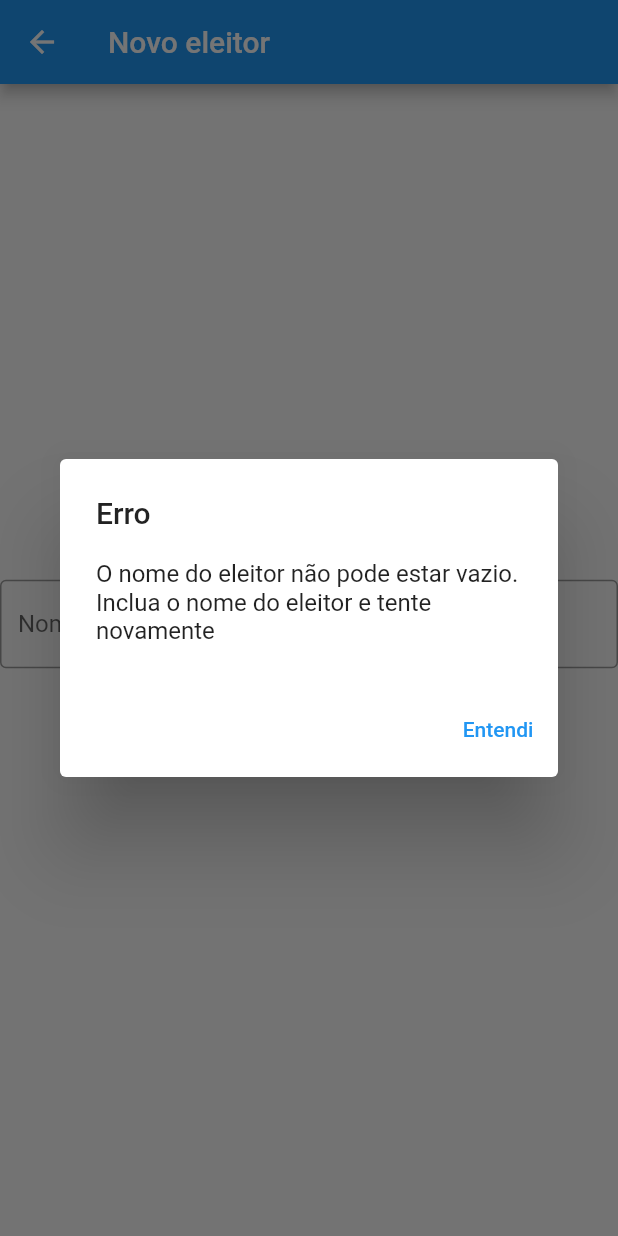
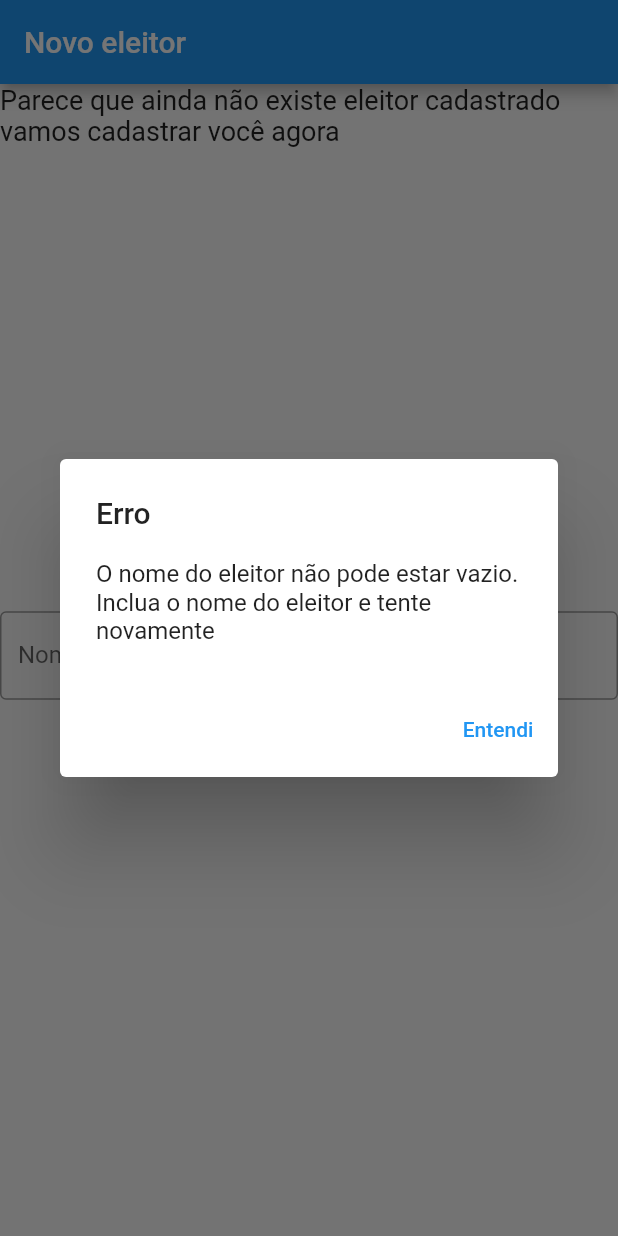
Before and after one commit to rammyres/rdve_wallet, a Flutter app: the NovoUsuario screen opened directly, after a tap on "Adicionar", on a phone screen of 412 x 824 dp. Run offline on Flutter 3.47's test engine with Material 2 defaults, Android fonts, the phone set to English and light mode, and no system bars; our stand-ins replace convert, shared_preferences; missing offline and left inert: bs58, hash, secp256k1; accounts and stored records are empty.

Commit message:
Alterações nas classes novoUsuario e usuario, permitindo a dectecção da preexistência de dados do usuário e o cadastramento no primeiro uso

```diff
--- a/lib/componentes/novoUsuario.dart
+++ b/lib/componentes/novoUsuario.dart
@@ -1,5 +1,7 @@
 import 'package:flutter/material.dart';
+import 'package:rdve_wallet/componentes/usuario.dart';
 import 'package:rdve_wallet/modelos/eleitor.dart';
+import 'package:secp256k1/secp256k1.dart';
 import 'package:shared_preferences/shared_preferences.dart';
 
 class NovoUsuario extends StatefulWidget {
@@ -15,6 +17,27 @@ class _NovoUsuarioState extends State<NovoUsuario> {
     prefs.setString('id', eleitor.id);
     prefs.setString('chavePrivada', eleitor.chavePrivada.toHex());
     prefs.setString('chavePublica', eleitor.chavePrivada.publicKey.toHex());
+  }
+
+  _carregarUsuario() async {
+    Eleitor _eleitor;
+    final prefs = await SharedPreferences.getInstance();
+    print(prefs.getString('id'));
+    if (prefs.getString('id').isNotEmpty) {
+      setState(() {
+        _eleitor = Eleitor(
+          prefs.getString('id') ?? "",
+          prefs.getString('nome') ?? "",
+          prefs.getString('endereco') ?? "",
+          PrivateKey.fromHex(prefs.getString('chavePrivada') ?? ""),
+        );
+      });
+
+      Navigator.pushReplacement(
+        context,
+        MaterialPageRoute(builder: (context) => new Usuario(_eleitor)),
+      );
+    }
   }
 
   Future<void> _showMyDialog() async {
@@ -51,7 +74,7 @@ class _NovoUsuarioState extends State<NovoUsuario> {
     var eleitor = Eleitor.gerarNovo(nome);
     print(eleitor.paraJson());
     salvarDados(eleitor);
-    Navigator.pop(context);
+    _carregarUsuario();
   }
 
   bool estaVazio() {
@@ -63,6 +86,12 @@ class _NovoUsuarioState extends State<NovoUsuario> {
   }
 
   @override
+  void initState() {
+    _carregarUsuario();
+    super.initState();
+  }
+
+  @override
   Widget build(BuildContext context) {
     return Scaffold(
         appBar: AppBar(
@@ -70,6 +99,10 @@ class _NovoUsuarioState extends State<NovoUsuario> {
         ),
         body: Column(
           children: [
+            Text(
+              "Parece que ainda não existe eleitor cadastrado vamos cadastrar você agora",
+              style: TextStyle(fontSize: 18),
+            ),
             Spacer(),
             TextField(
               controller: controleNome,
@@ -78,10 +111,10 @@ class _NovoUsuarioState extends State<NovoUsuario> {
                 labelText: 'Nome do eleitor',
               ),
             ),
-            RaisedButton(
+            FlatButton(
               child: Text(
                 "Adicionar",
-                style: TextStyle(fontSize: 18),
+                style: TextStyle(fontSize: 18, color: Colors.blue),
               ),
               onPressed: () {
                 estaVazio() ? _showMyDialog() : novoEleitor(controleNome.text);
--- a/lib/componentes/usuario.dart
+++ b/lib/componentes/usuario.dart
@@ -1,50 +1,18 @@
 import 'package:flutter/material.dart';
-import 'package:rdve_wallet/componentes/novoUsuario.dart';
 import 'package:rdve_wallet/modelos/eleitor.dart';
-import 'package:secp256k1/secp256k1.dart';
-import 'package:shared_preferences/shared_preferences.dart';
 
 class Usuario extends StatefulWidget {
+  Eleitor eleitor;
+  Usuario(this.eleitor);
   @override
-  _UsuarioState createState() => _UsuarioState();
+  _UsuarioState createState() => _UsuarioState(this.eleitor);
 }
 
 class _UsuarioState extends State<Usuario> {
   Eleitor eleitor;
-
-  _carregarUsuario() async {
-    final prefs = await SharedPreferences.getInstance();
-
-    setState(() {
-      this.eleitor = Eleitor(
-        prefs.getString('id') ?? '',
-        prefs.getString('nome') ?? '',
-        prefs.getString('endereco') ?? '',
-        PrivateKey.fromHex(prefs.getString('chavePrivada') ?? ''),
-      );
-      print(this.eleitor.id);
-      print(prefs.getString('id') ?? 'Hey!');
-    });
-  }
-
-  @override
-  void initState() {
-    super.initState();
-    WidgetsBinding.instance.addPostFrameCallback((_) {
-      if (this.eleitor.id == '') {
-        Navigator.push(
-          context,
-          MaterialPageRoute(builder: (context) => NovoUsuario()),
-        );
-      }
-    });
-  }
-
+  _UsuarioState(this.eleitor);
   @override
   Widget build(BuildContext context) {
-    return FutureBuilder(
-        future: _carregarUsuario(),
-        builder: (BuildContext context, AsyncSnapshot<dynamic> snapshot) {
     return Scaffold(
       appBar: AppBar(
         title: Text(
@@ -54,7 +22,13 @@ class _UsuarioState extends State<Usuario> {
           ),
         ),
       ),
-            body: SizedBox.expand(
+      body: Container(
+        child: SizedBox.expand(
+          child: Container(
+            margin: EdgeInsets.symmetric(
+              horizontal: 15,
+              vertical: 10,
+            ),
             child: Column(
               mainAxisAlignment: MainAxisAlignment.center,
               children: [
@@ -79,11 +53,42 @@ class _UsuarioState extends State<Usuario> {
                   image: AssetImage("assets/imgs/usuario1.png"),
                   width: 280,
                 ),
+                Spacer(flex: 1),
+                Container(
+                  child: Column(
+                    mainAxisAlignment: MainAxisAlignment.center,
+                    children: [
+                      RaisedButton(
+                        color: Colors.lightBlue,
+                        child: Text(
+                          "Solicitar cadastramento",
+                          style: TextStyle(
+                            fontSize: 18,
+                            color: Colors.white,
+                          ),
+                        ),
+                        onPressed: () {},
+                      ),
+                      RaisedButton(
+                        color: Colors.lightBlue,
+                        child: Text(
+                          "Votar",
+                          style: TextStyle(
+                            fontSize: 18,
+                            color: Colors.white,
+                          ),
+                        ),
+                        onPressed: () {},
+                      ),
+                    ],
+                  ),
+                ),
                 Spacer(),
               ],
             ),
           ),
+        ),
+      ),
     );
-        });
   }
 }
--- a/lib/main.dart
+++ b/lib/main.dart
@@ -16,7 +16,7 @@ class MyApp extends StatelessWidget {
         visualDensity: VisualDensity.adaptivePlatformDensity,
       ),
       //home: PaginaInicial('Carteira RDVE'),
-      home: Usuario(),
+      home: NovoUsuario(),
     );
   }
 }
```
Lines whose indentation alone changed are shown as unchanged.
